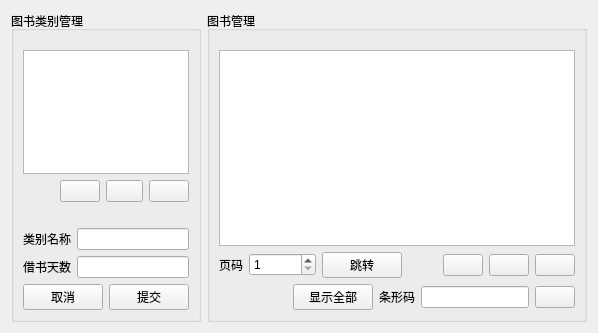
The window that LibraryManager/bookmanageform.ui (821869798/LibraryManager) describes before a commit, drawn with Qt 5.
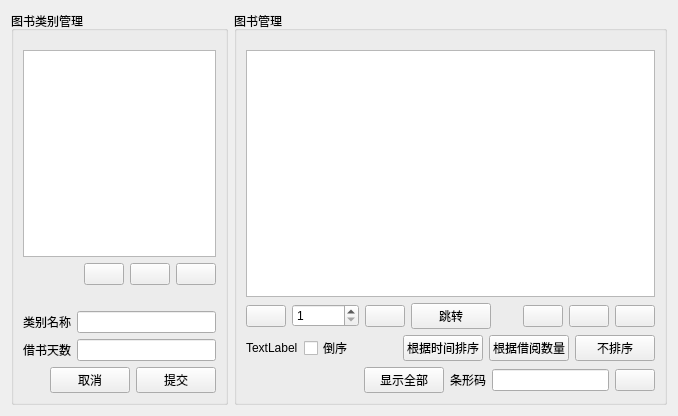
The same window after the commit.

```diff
--- a/LibraryManager/bookmanageform.ui
+++ b/LibraryManager/bookmanageform.ui
@@ -6,8 +6,8 @@
    <rect>
     <x>0</x>
     <y>0</y>
-    <width>598</width>
-    <height>333</height>
+    <width>678</width>
+    <height>416</height>
    </rect>
   </property>
   <property name="windowTitle">
@@ -158,11 +158,17 @@
          <widget class="QTableView" name="tv"/>
         </item>
         <item>
-         <layout class="QHBoxLayout" name="horizontalLayout_6" stretch="1,2,1,2,1,1,1">
+         <layout class="QHBoxLayout" name="horizontalLayout_6" stretch="1,2,1,1,2,1,1,1">
           <item>
-           <widget class="QLabel" name="label_4">
+           <widget class="QPushButton" name="btn_front">
+            <property name="maximumSize">
+             <size>
+              <width>16777215</width>
+              <height>16777215</height>
+             </size>
+            </property>
             <property name="text">
-             <string>页码</string>
+             <string/>
             </property>
            </widget>
           </item>
@@ -176,6 +182,13 @@
             </property>
            </widget>
           </item>
+          <item>
+           <widget class="QPushButton" name="btn_next">
+            <property name="text">
+             <string/>
+            </property>
+           </widget>
+          </item>
           <item>
            <widget class="QPushButton" name="btn_page">
             <property name="text">
@@ -219,6 +232,58 @@
           </item>
          </layout>
         </item>
+        <item>
+         <layout class="QHBoxLayout" name="horizontalLayout_7">
+          <item>
+           <widget class="QLabel" name="lab_sort">
+            <property name="text">
+             <string>TextLabel</string>
+            </property>
+           </widget>
+          </item>
+          <item>
+           <widget class="QCheckBox" name="checkBox">
+            <property name="text">
+             <string>倒序</string>
+            </property>
+           </widget>
+          </item>
+          <item>
+           <spacer name="horizontalSpacer_5">
+            <property name="orientation">
+             <enum>Qt::Horizontal</enum>
+            </property>
+            <property name="sizeHint" stdset="0">
+             <size>
+              <width>40</width>
+              <height>20</height>
+             </size>
+            </property>
+           </spacer>
+          </item>
+          <item>
+           <widget class="QPushButton" name="btn_sortTime">
+            <property name="text">
+             <string>根据时间排序</string>
+            </property>
+           </widget>
+          </item>
+          <item>
+           <widget class="QPushButton" name="btn_sortborrow">
+            <property name="text">
+             <string>根据借阅数量</string>
+            </property>
+           </widget>
+          </item>
+          <item>
+           <widget class="QPushButton" name="btn_noSort">
+            <property name="text">
+             <string>不排序</string>
+            </property>
+           </widget>
+          </item>
+         </layout>
+        </item>
         <item>
          <layout class="QHBoxLayout" name="horizontalLayout_11">
           <item>
```
